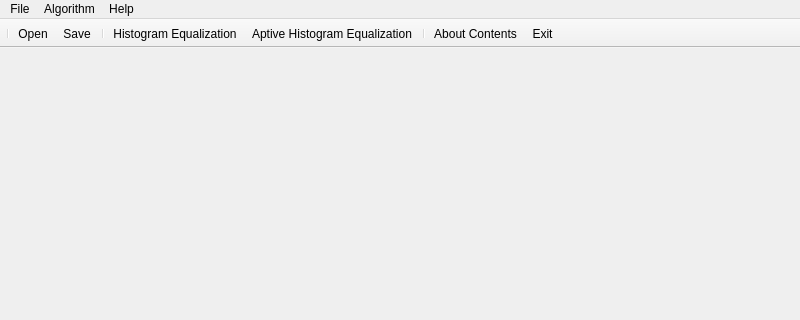
The window that mainwindow.ui (Seule-Seule/GraduationProjectImageSimilarity) describes before a commit, drawn with Qt 5; both pictures show x 0 to 800 and y 0 to 320 of the 800 by 600 pixel window.
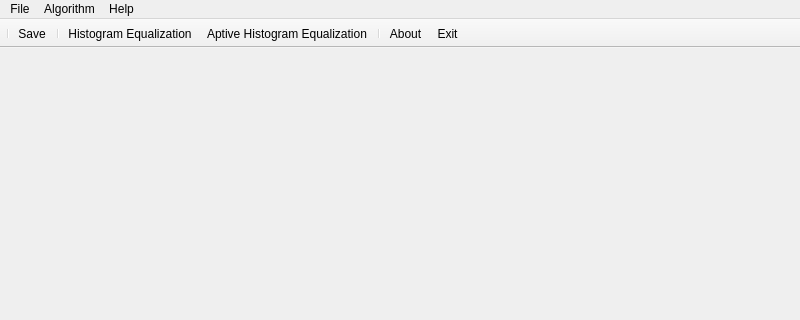
The same window after the commit.

The edit to the form file:
```diff
--- a/mainwindow.ui
+++ b/mainwindow.ui
@@ -173,23 +173,14 @@
     <bool>false</bool>
    </attribute>
    <addaction name="separator"/>
-   <addaction name="action_file_open"/>
    <addaction name="action_file_save"/>
    <addaction name="separator"/>
    <addaction name="action_op_his"/>
    <addaction name="action_op_his_sub"/>
    <addaction name="separator"/>
-   <addaction name="action_help_content"/>
+   <addaction name="action_about"/>
    <addaction name="action_file_exit"/>
   </widget>
-  <action name="action_file_open">
-   <property name="text">
-    <string>Open</string>
-   </property>
-   <property name="shortcut">
-    <string>Ctrl+N</string>
-   </property>
-  </action>
   <action name="action_file_save">
    <property name="text">
     <string>Save</string>
```
Left out of the diff: 1 changed line with no effect on the pictures.
